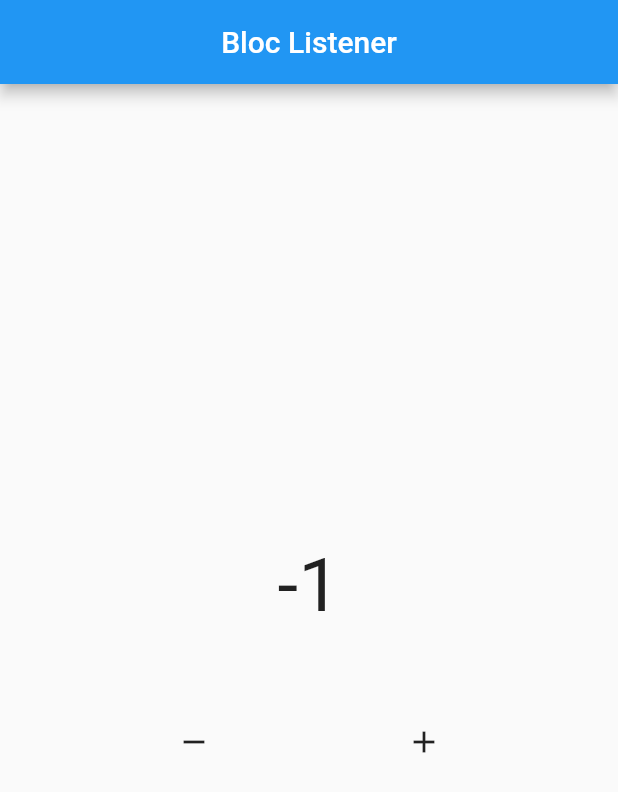
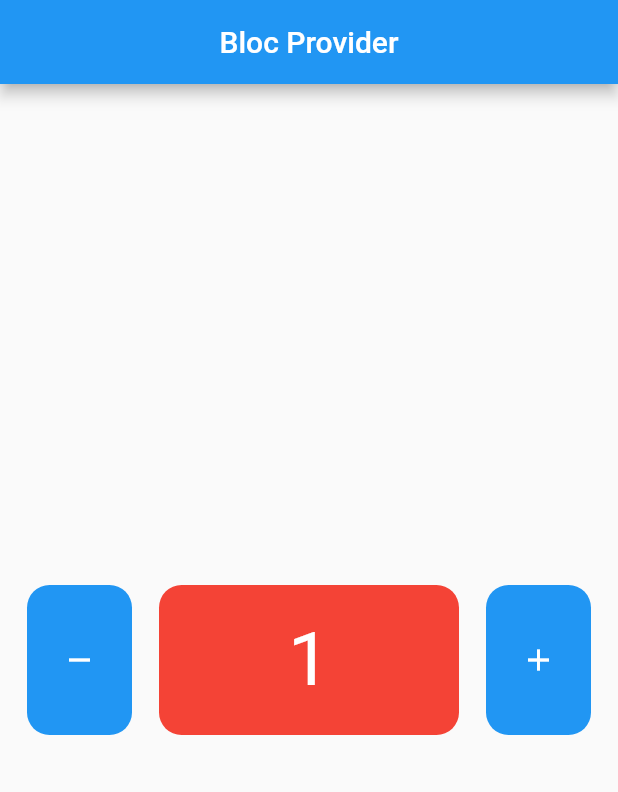
Before and after one commit to baimprogramer2016/flutter-sample-bloc, a Flutter app: the screen it shows after launch, after a tap on the "remove" icon, on a phone screen of 412 x 824 dp. Shown: the top 792 px of the screen. Run offline on Flutter 3.47's test engine with Material 2 defaults, Android fonts, the phone set to English and light mode, and no system bars; our stand-ins replace bloc, flutter_bloc.

Commit message:
Bloc Provider 1

```diff
--- a/lib/bloc/counter.dart
+++ b/lib/bloc/counter.dart
@@ -10,7 +10,7 @@ class Counter extends Cubit<int> {
   @override
   void onChange(Change<int> change) {
     super.onChange(change);
-    // print(change);
+    print(change);
   }
 
   @override
--- a/lib/main.dart
+++ b/lib/main.dart
@@ -1,5 +1,7 @@
 import 'package:flutter/material.dart';
+import 'package:flutter_bloc/flutter_bloc.dart';
 import './pages/home.dart';
+import 'bloc/counter.dart';
 
 void main() {
   runApp(MyApp());
@@ -10,9 +12,12 @@ class MyApp extends StatelessWidget {
 
   @override
   Widget build(BuildContext context) {
-    return MaterialApp(
-      home: HomePage(),
-      debugShowCheckedModeBanner: false,
+    return BlocProvider(
+      create: (context) => Counter(),
+      child: MaterialApp(
+        home: HomePage(),
+        debugShowCheckedModeBanner: false,
+      ),
     );
   }
 }
--- /dev/null
+++ b/lib/pages/center_widget.dart
@@ -0,0 +1,25 @@
+import 'package:flutter/material.dart';
+import 'package:flutter_bloc/flutter_bloc.dart';
+import '../bloc/counter.dart';
+
+class CenterWidget extends StatelessWidget {
+  const CenterWidget({
+    super.key,
+  });
+
+  @override
+  Widget build(BuildContext context) {
+    Counter mycounter = BlocProvider.of<Counter>(context);
+    return Center(
+      child: BlocBuilder(
+        bloc: mycounter,
+        builder: (context, state) {
+          return Text(
+            "$state",
+            style: const TextStyle(fontSize: 50, color: Colors.white),
+          );
+        },
+      ),
+    );
+  }
+}
--- /dev/null
+++ b/lib/pages/data_widget.dart
@@ -0,0 +1,22 @@
+import 'package:flutter/material.dart';
+
+import 'center_widget.dart';
+
+class DataWidget extends StatelessWidget {
+  const DataWidget({
+    super.key,
+  });
+
+  @override
+  Widget build(BuildContext context) {
+    return Container(
+      decoration: BoxDecoration(
+        borderRadius: BorderRadius.circular(15),
+        color: Colors.red,
+      ),
+      width: 200,
+      height: 100,
+      child: const CenterWidget(),
+    );
+  }
+}
--- a/lib/pages/home.dart
+++ b/lib/pages/home.dart
@@ -1,62 +1,68 @@
 import 'package:flutter/material.dart';
+import 'package:flutter_bloc/flutter_bloc.dart';
 import 'package:stream/bloc/counter.dart';
-import 'package:flutter_bloc/flutter_bloc.dart';
+
+import 'data_widget.dart';
 
 class HomePage extends StatelessWidget {
-  Counter myCounter = Counter(init: 0);
+  Counter mycounter = Counter(init: 0);
 
   @override
   Widget build(BuildContext context) {
+    Counter mycounter = BlocProvider.of<Counter>(context);
     return Scaffold(
         appBar: AppBar(
-        title: const Text("Bloc Listener"),
+          title: const Text("Bloc Provider"),
           centerTitle: true,
         ),
-      body: Column(mainAxisAlignment: MainAxisAlignment.center, children: [
-        BlocConsumer<Counter, int>(
-          bloc: myCounter,
-          builder: (context, state) {
-            return Text(
-              '$state',
-              style: const TextStyle(fontSize: 50),
-            );
-          },
-          listener: (context, state) {
-            ScaffoldMessenger.of(context).showSnackBar(
-              SnackBar(
-                  duration: const Duration(seconds: 2),
-                  content: Text("Muncul Notif jika $state")),
-            );
-          },
-          listenWhen: (previous, current) {
-            if (current == 3) {
-              return true;
-            } else {
-              return false;
-            }
-          },
-        ),
-        const SizedBox(
-          height: 50,
-        ),
+        body: Column(
+          mainAxisAlignment: MainAxisAlignment.center,
+          children: [
             Row(
               mainAxisAlignment: MainAxisAlignment.spaceEvenly,
               children: [
-            IconButton(
-              onPressed: () {
-                myCounter.decrement();
+                Material(
+                  color: Colors.blue,
+                  borderRadius: BorderRadius.circular(15),
+                  child: InkWell(
+                    borderRadius: BorderRadius.circular(15),
+                    onTap: () {
+                      mycounter.increment();
                     },
-              icon: const Icon(Icons.remove),
+                    child: const SizedBox(
+                      width: 70,
+                      height: 100,
+                      child: Center(
+                          child: Icon(
+                        Icons.remove,
+                        color: Colors.white,
+                      )),
                     ),
-            IconButton(
-              onPressed: () {
-                myCounter.increment();
+                  ),
+                ),
+                const DataWidget(), //lempar data
+                Material(
+                  color: Colors.blue,
+                  borderRadius: BorderRadius.circular(15),
+                  child: InkWell(
+                    borderRadius: BorderRadius.circular(15),
+                    onTap: () {
+                      mycounter.increment();
                     },
-              icon: const Icon(Icons.add),
-            )
+                    child: const SizedBox(
+                      width: 70,
+                      height: 100,
+                      child: Center(
+                          child: Icon(
+                        Icons.add,
+                        color: Colors.white,
+                      )),
+                    ),
+                  ),
+                ),
               ],
-        )
-      ]),
-    );
+            ),
+          ],
+        ));
   }
 }
```
Also changed, not shown: 1 other file. Lines whose indentation alone changed are shown as unchanged.
